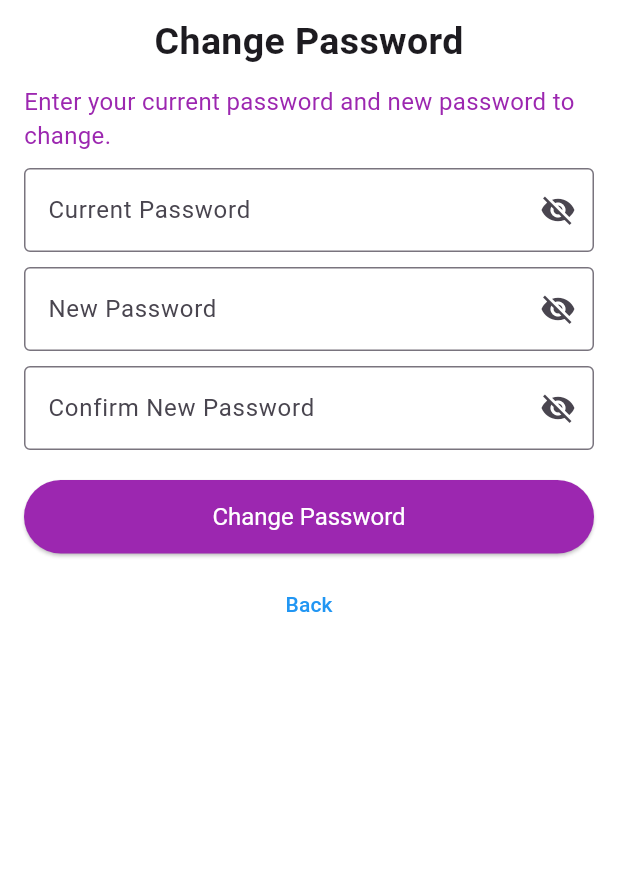
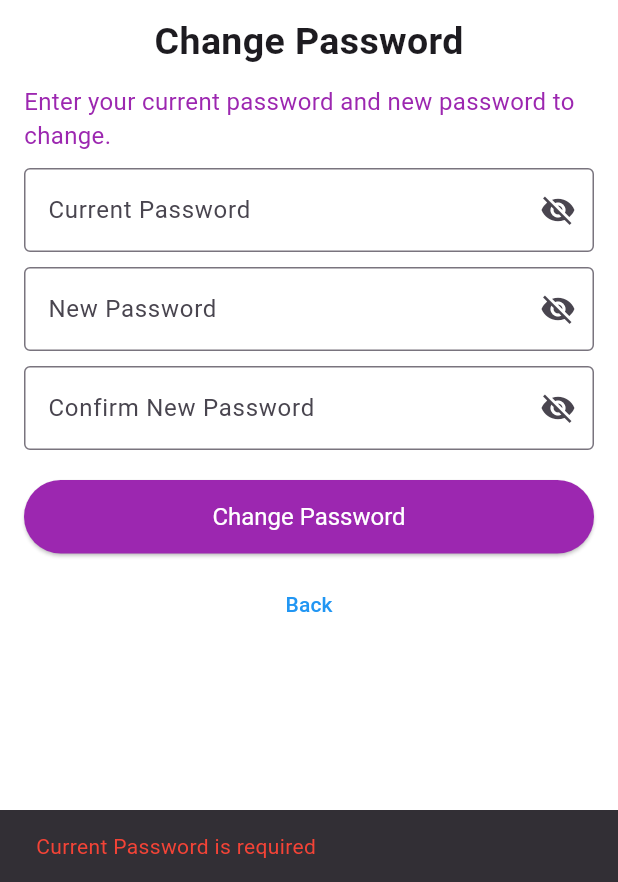
Before and after one commit to SumanTanwar/SocialTrails_Flutter, a Flutter app: the screen it shows after launch, after a tap on "Change Password", on a phone screen of 412 x 824 dp, the part 354-1236 px from its top. Run offline on Flutter 3.47's test engine with Material 3 defaults, Android fonts, the phone set to English and light mode, and no system bars; our stand-ins replace connectivity_plus, firebase_auth, firebase_core, firebase_database, firebase_storage, image_picker and 1 more; accounts and stored records are empty.

Commit message:
created new page admin change password

```diff
--- /dev/null
+++ b/lib/Adminpanel/adminchangepassword.dart
@@ -0,0 +1,194 @@
+import 'package:flutter/material.dart';
+import 'package:firebase_auth/firebase_auth.dart';
+import 'package:socialtrailsapp/Adminpanel/adminsetting.dart';
+import 'package:socialtrailsapp/Utility/SessionManager.dart';
+import 'package:socialtrailsapp/Utility/Utils.dart';
+import 'package:socialtrailsapp/signin.dart';
+
+class AdminChangePasswordScreen extends StatefulWidget {
+  @override
+  _AdminChangePasswordScreenState createState() => _AdminChangePasswordScreenState();
+}
+
+class _AdminChangePasswordScreenState extends State<AdminChangePasswordScreen> {
+  final _currentPwdController = TextEditingController();
+  final _newPwdController = TextEditingController();
+  final _confirmPwdController = TextEditingController();
+  final FirebaseAuth _auth = FirebaseAuth.instance;
+  final SessionManager _sessionManager = SessionManager();
+
+  bool _currentPasswordVisible = false;
+  bool _newPasswordVisible = false;
+  bool _confirmPasswordVisible = false;
+
+  void _changePassword() async {
+    String currentPwd = _currentPwdController.text.trim();
+    String newPwd = _newPwdController.text.trim();
+    String confirmPwd = _confirmPwdController.text.trim();
+
+    // Validation
+    if (currentPwd.isEmpty) {
+      _showError("Current Password is required");
+      return;
+    } else if (currentPwd.length < 8) {
+      _showError("Current Password should be more than 8 characters");
+      return;
+    } else if (!Utils.isValidPassword(currentPwd)) {
+      _showError("Current Password must contain at least one letter and one digit");
+      return;
+    }
+
+    if (newPwd.isEmpty) {
+      _showError("New Password is required");
+      return;
+    } else if (newPwd.length < 8) {
+      _showError("New Password should be more than 8 characters");
+      return;
+    } else if (!Utils.isValidPassword(newPwd)) {
+      _showError("New Password must contain at least one letter and one digit");
+      return;
+    }
+
+    if (newPwd != confirmPwd) {
+      _showError("New Passwords do not match");
+      return;
+    }
+
+    // Change password logic
+    User? user = _auth.currentUser;
+    if (user != null) {
+      try {
+        // Re-authenticate user
+        String email = user.email!;
+        AuthCredential credential = EmailAuthProvider.credential(email: email, password: currentPwd);
+
+        await user.reauthenticateWithCredential(credential);
+        await user.updatePassword(newPwd);
+
+        _sessionManager.logoutUser(); // Logout user after password change
+        await _auth.signOut();
+
+        _showSuccess("Password successfully changed! Sign in using new password");
+        Navigator.of(context).pushReplacement(MaterialPageRoute(builder: (context) => SigninScreen()));
+
+      } catch (e) {
+        _showError("Failed to change password! Please try again.");
+      }
+    }
+  }
+
+  void _showError(String message) {
+    ScaffoldMessenger.of(context).showSnackBar(SnackBar(content: Text(message, style: TextStyle(color: Colors.red))));
+  }
+
+  void _showSuccess(String message) {
+    ScaffoldMessenger.of(context).showSnackBar(SnackBar(content: Text(message, style: TextStyle(color: Colors.green))));
+  }
+
+  @override
+  Widget build(BuildContext context) {
+    return Scaffold(
+      body: SingleChildScrollView(
+        padding: const EdgeInsets.all(16.0),
+        child: Column(
+          mainAxisAlignment: MainAxisAlignment.center,
+          children: [
+            SizedBox(height: 70),
+            Image.asset('assets/socialtrails_logo.png', width: 150, height: 150),
+            const SizedBox(height: 10),
+            Text("Change Password", style: TextStyle(fontSize: 25, fontWeight: FontWeight.bold)),
+            SizedBox(height: 10),
+            Text("Enter your current password and new password to change.", style: TextStyle(fontSize: 16, color: Colors.purple)),
+            SizedBox(height: 10),
+
+            // Current Password Field
+            TextField(
+              controller: _currentPwdController,
+              decoration: InputDecoration(
+                labelText: 'Current Password',
+                border: OutlineInputBorder(),
+                suffixIcon: IconButton(
+                  icon: Icon(
+                    _currentPasswordVisible ? Icons.visibility : Icons.visibility_off,
+                  ),
+                  onPressed: () {
+                    setState(() {
+                      _currentPasswordVisible = !_currentPasswordVisible;
+                    });
+                  },
+                ),
+              ),
+              obscureText: !_currentPasswordVisible,
+            ),
+            SizedBox(height: 10),
+
+            // New Password Field
+            TextField(
+              controller: _newPwdController,
+              decoration: InputDecoration(
+                labelText: 'New Password',
+                border: OutlineInputBorder(),
+                suffixIcon: IconButton(
+                  icon: Icon(
+                    _newPasswordVisible ? Icons.visibility : Icons.visibility_off,
+                  ),
+                  onPressed: () {
+                    setState(() {
+                      _newPasswordVisible = !_newPasswordVisible;
+                    });
+                  },
+                ),
+              ),
+              obscureText: !_newPasswordVisible,
+            ),
+            SizedBox(height: 10),
+
+            // Confirm New Password Field
+            TextField(
+              controller: _confirmPwdController,
+              decoration: InputDecoration(
+                labelText: 'Confirm New Password',
+                border: OutlineInputBorder(),
+                suffixIcon: IconButton(
+                  icon: Icon(
+                    _confirmPasswordVisible ? Icons.visibility : Icons.visibility_off,
+                  ),
+                  onPressed: () {
+                    setState(() {
+                      _confirmPasswordVisible = !_confirmPasswordVisible;
+                    });
+                  },
+                ),
+              ),
+              obscureText: !_confirmPasswordVisible,
+            ),
+            SizedBox(height: 20),
+            Container(
+              width: double.infinity,
+              child: ElevatedButton(
+                onPressed: _changePassword,
+                style: ElevatedButton.styleFrom(
+                  backgroundColor: Colors.purple,
+                  padding: const EdgeInsets.symmetric(horizontal: 125, vertical: 15),
+                  textStyle: const TextStyle(fontSize: 16),
+                ),
+                child: const Text("Change Password", style: TextStyle(color: Colors.white)),
+              ),
+            ),
+
+            SizedBox(height: 10),
+
+            TextButton(
+              onPressed: () {
+                Navigator.push(context, MaterialPageRoute(builder: (context) => AdminSettingsScreen()));
+              },
+              child: Text("Back", style: TextStyle(color: Colors.blue)),
+            ),
+
+            SizedBox(height: 50),
+          ],
+        ),
+      ),
+    );
+  }
+}
--- a/lib/Adminpanel/adminsetting.dart
+++ b/lib/Adminpanel/adminsetting.dart
@@ -1,6 +1,6 @@
 import 'package:flutter/material.dart';
 import 'package:firebase_auth/firebase_auth.dart';
-import 'package:socialtrailsapp/changepassword.dart';
+import 'package:socialtrailsapp/Adminpanel/adminchangepassword.dart';
 import 'package:socialtrailsapp/signin.dart';
 
 class AdminSettingsScreen extends StatelessWidget {
@@ -58,7 +58,7 @@ class AdminSettingsScreen extends StatelessWidget {
             GestureDetector(
               onTap: () {
                 Navigator.of(context).push(
-                  MaterialPageRoute(builder: (context) => ChangePasswordScreen()),
+                  MaterialPageRoute(builder: (context) => AdminChangePasswordScreen()),
                 );
               },
               child: Padding(
@@ -75,7 +75,7 @@ class AdminSettingsScreen extends StatelessWidget {
             GestureDetector(
               onTap: () {
                 Navigator.of(context).push(
-                  MaterialPageRoute(builder: (context) => ChangePasswordScreen()),
+                  MaterialPageRoute(builder: (context) => AdminChangePasswordScreen()),
                 );
               },
               child: Padding(
--- a/lib/main.dart
+++ b/lib/main.dart
@@ -1,6 +1,7 @@
 
 import 'package:firebase_core/firebase_core.dart';
 import 'package:flutter/material.dart';
+import 'package:socialtrailsapp/Adminpanel/adminchangepassword.dart';
 import 'package:socialtrailsapp/Adminpanel/adminsetting.dart';
 import 'package:socialtrailsapp/Utility/SessionManager.dart';
 import 'package:socialtrailsapp/splashscreen.dart';
@@ -26,7 +27,7 @@ class MyApp extends StatelessWidget {
         primaryColor: Colors.purple,
         scaffoldBackgroundColor: Colors.white,
       ),
-      home: SessionManager().isLoggedIn() ?  const UserDashboardScreen() : AdminSettingsScreen(),
+      home: SessionManager().isLoggedIn() ?  const UserDashboardScreen() : AdminChangePasswordScreen(),
     );
   }
 }
```
